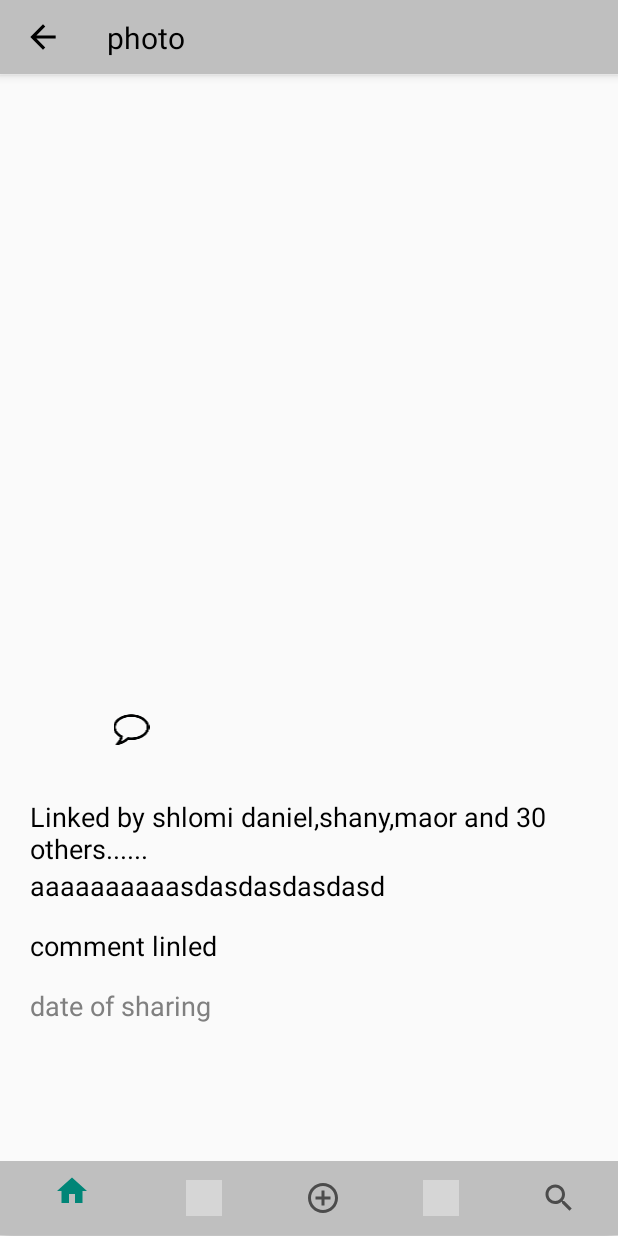
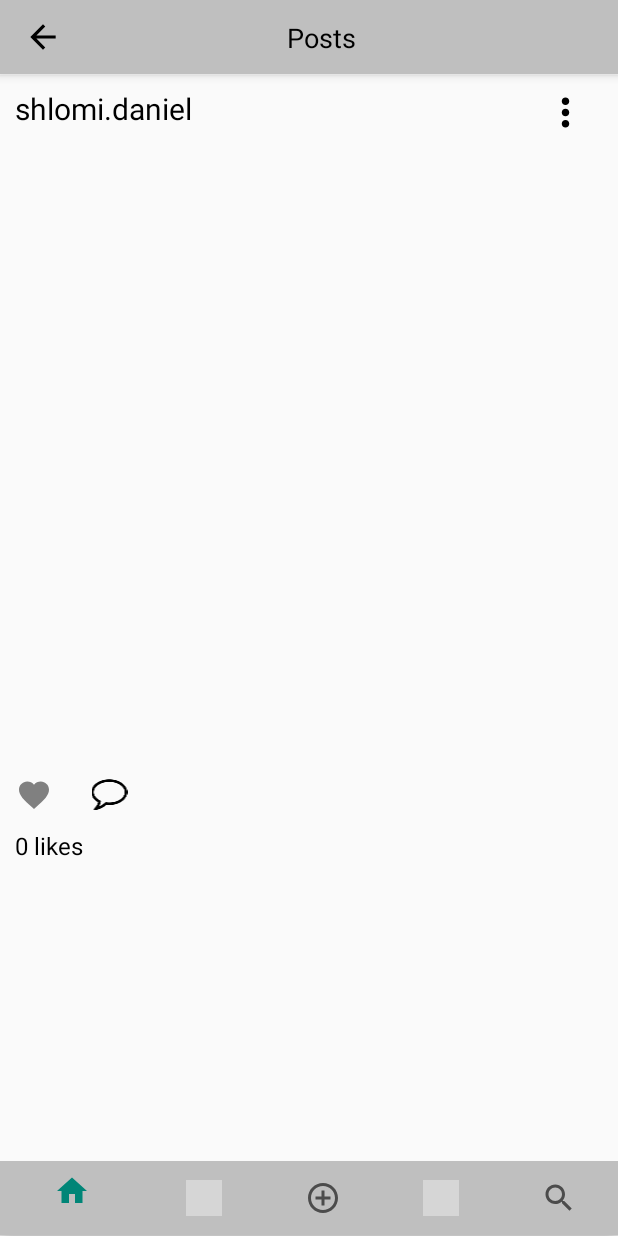
Before and after one commit to shlomiDaniel/InstagramApp, an Android app: the ViewPostActivity screen opened directly, with no data from a screen before it, on a phone screen of 412 x 824 dp. Run offline under Robolectric (Android 15) with nearby library versions, the phone set to English and light mode, and no system bars; our stand-ins replace Firebase (no records; nobody signed in at launch, a user with empty details on screens opened directly), Picasso; pictures from the network do not load; 4 statements that could not run were skipped; grey boxes are pictures that could not be loaded.

Commit message:
+ updates to view post activity

```diff
--- a/app/src/main/java/com/shlomi/instagramapp/Profile/ViewPostActivity.java
+++ b/app/src/main/java/com/shlomi/instagramapp/Profile/ViewPostActivity.java
@@ -4,11 +4,13 @@ import android.os.Bundle;
 import android.support.annotation.NonNull;
 import android.support.annotation.Nullable;
 import android.support.v7.app.AppCompatActivity;
+import android.support.v7.widget.AppCompatImageView;
 import android.util.Log;
 import android.view.LayoutInflater;
 import android.view.View;
 import android.view.ViewGroup;
 import android.widget.ImageView;
+import android.widget.TextView;
 
 import com.google.firebase.auth.FirebaseAuth;
 import com.google.firebase.database.DataSnapshot;
@@ -34,6 +36,11 @@ public class ViewPostActivity extends AppCompatActivity {
     private FirebaseStorage storage;
     private StorageReference storageReference;
     private Photo photo;
+    private AppCompatImageView like_active;
+    private AppCompatImageView like_deactive;
+    private TextView post_description;
+    private TextView post_number_of_likes;
+    private ImageView user_profile_image;
 
     protected void onCreate(Bundle savedInstanceState) {
         super.onCreate(savedInstanceState);
@@ -45,12 +52,26 @@ public class ViewPostActivity extends AppCompatActivity {
         mAuth = FirebaseAuth.getInstance();
 
         imagePost = findViewById(R.id.post_img);
+        like_deactive = findViewById(R.id.like_deactive);
+        like_active = findViewById(R.id.like_active);
+        post_description = findViewById(R.id.post_description);
+        post_number_of_likes = findViewById(R.id.post_number_of_likes);
+        user_profile_image = findViewById(R.id.user_profile_image);
 
+
+        // init
+        post_description.setText("");
+
+        final String likes = "0 likes";
+        post_number_of_likes.setText(likes);
+
+        // get data sent to this intent
         Bundle data = getIntent().getExtras();
         photo_id = data.getString("photo_id");
         user_id = data.getString("user_id");
 
-        displayPost(photo_id,user_id);
+        like_active.setVisibility(View.INVISIBLE);
+        displayPost(photo_id, user_id);
 
     }
 
@@ -71,6 +92,7 @@ public class ViewPostActivity extends AppCompatActivity {
                 }
 
                 Picasso.get().load(photo.getImage_path()).into(imagePost);
+                post_description.setText(photo.getCaption());
             }
 
             @Override
--- a/app/src/main/res/drawable/ic_heart_red.xml
+++ b/app/src/main/res/drawable/ic_heart_red.xml
@@ -2,17 +2,14 @@
 <layer-list xmlns:android="http://schemas.android.com/apk/res/android">
 
     <item>
-        <shape
-            xmlns:android="http://schemas.android.com/apk/res/android"
-            android:shape="rectangle"
-
-            >
-          <size android:height="48dp"
-              android:width="48dp"/>
+        <shape xmlns:android="http://schemas.android.com/apk/res/android"
+            android:shape="rectangle">
+            <size
+                android:width="48dp"
+                android:height="48dp" />
         </shape>
     </item>
-<item android:drawable="@drawable/vector_heart_red" />
-
+    <item android:drawable="@drawable/vector_heart_red" />
 
 
 </layer-list>
--- a/app/src/main/res/layout/layaut_view_post.xml
+++ b/app/src/main/res/layout/layaut_view_post.xml
@@ -14,17 +14,16 @@
             <RelativeLayout
                 android:id="@+id/relayout1"
                 android:layout_width="match_parent"
-                android:layout_height="50dp">
+                android:layout_marginTop="50dp"
+                android:layout_height="45dp">
 
                 <ImageView
-                    android:id="@+id/profile_photo_id"
+                    android:id="@+id/user_profile_image"
                     android:layout_width="35dp"
                     android:layout_height="35dp"
                     android:layout_centerVertical="true"
                     android:layout_marginLeft="25dp"
-                    android:layout_marginTop="20dp"
-
-                    />
+                    android:layout_marginTop="20dp" />
 
                 <TextView
                     android:id="@+id/userName"
@@ -44,6 +43,7 @@
                     android:layout_height="30dp"
                     android:layout_alignParentRight="true"
                     android:layout_marginRight="20dp"
+                    android:layout_marginTop="10dp"
                     android:src="@drawable/ic_action_name" />
             </RelativeLayout>
 
@@ -58,28 +58,34 @@
             <RelativeLayout
                 android:id="@id/relayout2"
                 android:layout_width="match_parent"
-                android:layout_height="50dp"
+                android:layout_height="25dp"
+                android:layout_marginTop="10dp"
                 android:layout_below="@id/post_img">
 
-                <RelativeLayout
-                    android:id="@+id/heartlayaut"
-                    android:layout_width="60dp"
+                <RelativeLayout xmlns:app="http://schemas.android.com/apk/res-auto"
+                    android:id="@+id/heart_deactive_layout"
+                    android:layout_width="45dp"
                     android:layout_height="match_parent">
 
-                    <ImageView
-                        android:id="@+id/image_heart_red"
-                        android:layout_width="35dp"
-                        android:layout_height="35dp"
-                        android:layout_alignParentEnd="true"
-                        android:layout_alignParentRight="true"
-                        android:layout_centerVertical="true"
-                        android:layout_marginLeft="20dp"
-                        android:layout_marginEnd="12dp"
-                        android:layout_marginRight="12dp"
-                        android:src="@drawable/ic_heart_red"
-                        android:visibility="invisible" />
+                    <android.support.v7.widget.AppCompatImageView
+                        android:id="@+id/like_deactive"
+                        android:layout_width="45dp"
+                        android:layout_height="wrap_content"
+                        android:layout_centerInParent="true"
+                        app:srcCompat="@drawable/vector_heart_deactive" />
+                </RelativeLayout>
 
+                <RelativeLayout xmlns:app="http://schemas.android.com/apk/res-auto"
+                    android:id="@+id/heart_active_layout"
+                    android:layout_width="45dp"
+                    android:layout_height="match_parent">
 
+                    <android.support.v7.widget.AppCompatImageView
+                        android:id="@+id/like_active"
+                        android:layout_width="45dp"
+                        android:layout_height="wrap_content"
+                        android:layout_centerInParent="true"
+                        app:srcCompat="@drawable/vector_heart_red" />
                 </RelativeLayout>
 
                 <ImageView
@@ -88,7 +94,7 @@
                     android:layout_height="wrap_content"
                     android:layout_centerVertical="true"
                     android:layout_marginLeft="10dp"
-                    android:layout_toRightOf="@id/heartlayaut"
+                    android:layout_toRightOf="@id/heart_active_layout"
                     android:src="@drawable/ic_comment"
                     android:visibility="visible" />
 
@@ -100,48 +106,24 @@
                 android:layout_height="wrap_content"
                 android:layout_below="@id/relayout2"
                 android:layout_marginBottom="50dp"
-                android:padding="20dp"
-
-                >
+                android:padding="10dp">
 
                 <TextView
-                    android:id="@+id/img_likes"
+                    android:id="@+id/post_number_of_likes"
                     android:layout_width="wrap_content"
                     android:layout_height="wrap_content"
-                    android:text="Linked by shlomi daniel,shany,maor and 30 others......"
+                    android:text="@string/no_likes"
                     android:textColor="@color/black"
-                    android:textSize="18sp" />
+                    android:textSize="16sp" />
 
                 <TextView
-                    android:id="@+id/caption"
+                    android:id="@+id/post_description"
                     android:layout_width="wrap_content"
                     android:layout_height="wrap_content"
-                    android:layout_below="@id/img_likes"
-                    android:text="aaaaaaaaaasdasdasdasdasd"
+                    android:layout_below="@id/post_number_of_likes"
+                    android:text="aaaa aaa aaasda sd asd asd sd sdf s sfs fsdfsfsf sdfsdfs s fs ada d ad ad sfs fsf s fs fs fs fsd s s fs fsd s s fs s sfs fs f sdf s fsf s fs fsf s fs fs fs fs fs fs s sf s fs fsf sf sf s fs fsf sf sfsdfs sdfsdf sfsdf sfsdf sfsd."
                     android:textColor="@color/black"
-                    android:textSize="18sp" />
-
-
-                <TextView
-                    android:id="@+id/image_comment_link"
-                    android:layout_width="wrap_content"
-                    android:layout_height="wrap_content"
-                    android:layout_below="@+id/caption"
-                    android:layout_marginTop="15dp"
-                    android:text="comment linled"
-                    android:textColor="@color/black"
-                    android:textSize="18sp" />
-
-                <TextView
-                    android:id="@+id/img_time_post"
-                    android:layout_width="wrap_content"
-                    android:layout_height="wrap_content"
-                    android:layout_below="@+id/image_comment_link"
-                    android:layout_marginTop="15dp"
-                    android:text="date of sharing"
-                    android:textColor="#808080	"
-
-                    android:textSize="18sp" />
+                    android:textSize="16sp" />
 
             </RelativeLayout>
 
--- a/app/src/main/res/layout/post_tool_bar.xml
+++ b/app/src/main/res/layout/post_tool_bar.xml
@@ -1,49 +1,36 @@
 <?xml version="1.0" encoding="utf-8"?>
-<merge  xmlns:android="http://schemas.android.com/apk/res/android">
-
-
+<merge xmlns:android="http://schemas.android.com/apk/res/android">
     <android.support.design.widget.AppBarLayout
         android:layout_width="match_parent"
         android:layout_height="50dp"
-        android:background="@drawable/white_gray_border_bottom"
-        >
+        android:background="@drawable/white_gray_border_bottom">
 
         <android.support.v7.widget.Toolbar
+            android:id="@+id/profileToolBar"
             android:layout_width="wrap_content"
-        android:layout_height="wrap_content"
-        android:id="@+id/profileToolBar">
+            android:layout_height="wrap_content">
+
             <RelativeLayout
                 android:layout_width="wrap_content"
                 android:layout_height="match_parent">
+
                 <ImageView
+                    android:id="@+id/imgBackArrow"
                     android:layout_width="25dp"
                     android:layout_height="25dp"
                     android:layout_centerVertical="true"
-                android:id="@+id/imgBackArrow"
-                android:src="@drawable/ic_back_arrow"
-
-                />
+                    android:src="@drawable/ic_back_arrow"/>
 
                 <TextView
-                android:layout_width="wrap_content"
-                android:layout_height="wrap_content"
-                android:layout_centerVertical="true"
-                android:textSize="20sp"
-               android:layout_toRightOf="@+id/imgBackArrow"
                     android:id="@+id/tvBackLabel"
-                android:layout_marginLeft="30dp"
-                android:text="photo"
+                    android:layout_width="match_parent"
+                    android:layout_height="match_parent"
+                    android:layout_centerInParent="true"
+                    android:gravity="center"
+                    android:text="@string/posts"
                     android:textColor="@color/black"
-
-                />
-
-
-
+                    android:textSize="18sp"/>
             </RelativeLayout>
-
-
-
-
         </android.support.v7.widget.Toolbar>
     </android.support.design.widget.AppBarLayout>
 
--- a/app/src/main/res/values/strings.xml
+++ b/app/src/main/res/values/strings.xml
@@ -12,19 +12,16 @@
     <string name="profile_fragment">Profile</string>
     <string name="new_photo">new_photo</string>
     <string name="profile_photo">profile_photo</string>
-
+    <string name="no_likes">0 likes</string>
+    <string name="posts">Posts</string>
     <string name="selected_img">selected_img</string>
     <string name="selected_bitmap">selected_bitmap</string>
-
     <string name="auth_failed">Failed to Authenticated</string>
     <string name="auth_success">Authentication Success</string>
     <string name="dbname_users_account_settings">User_acount_settings</string>
     <string name="dbname_users">Users</string>
     <string name="calling_activity">calling_activity</string>
-
     <string name="filed_user_name">userName</string>
-
     <string name="confirm_passwoed_dialog">ConfirmPasswordDialog</string>
     <string name="string_share">Share</string>
-
 </resources>
```
Lines whose indentation alone changed are shown as unchanged.
